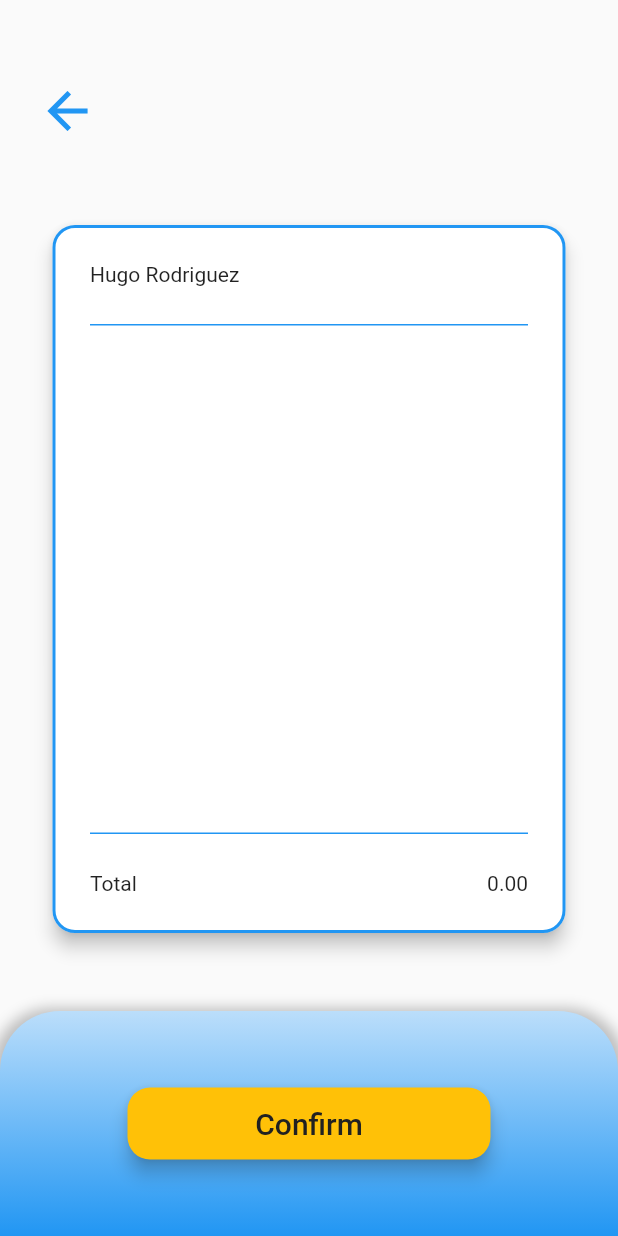
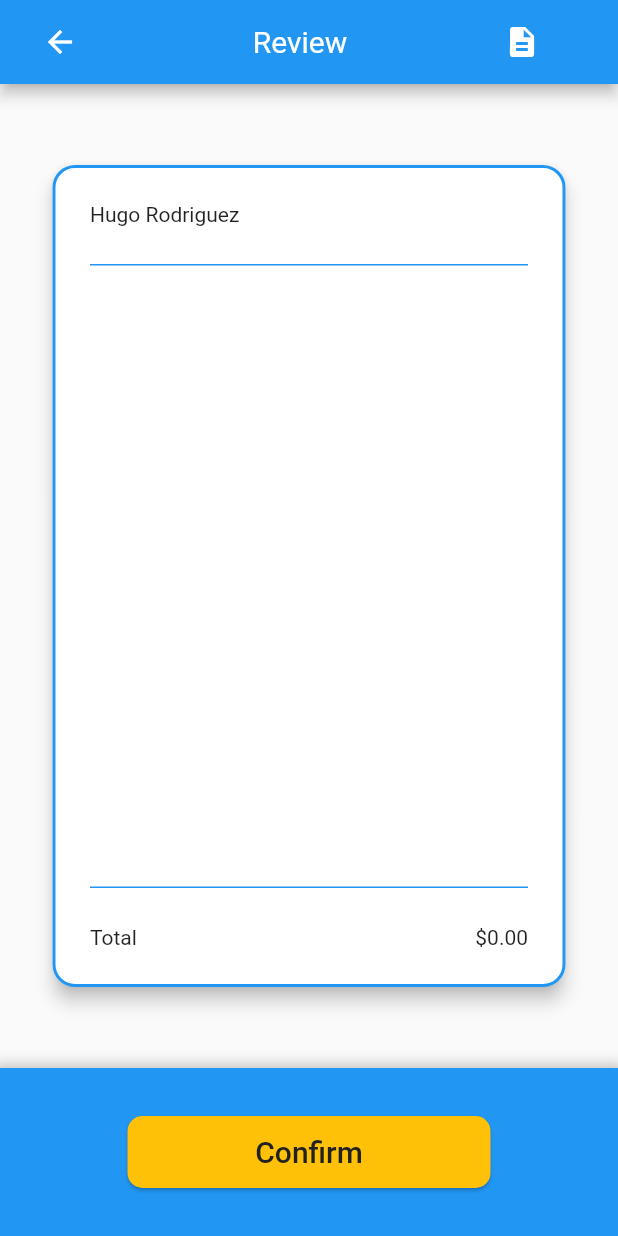
Before and after one commit to hugorodro/Handy-man-flutter-app, a Flutter app: the ConfirmationScreen screen opened directly with empty values, on a phone screen of 412 x 824 dp. Run offline on Flutter 3.47's test engine with Material 2 defaults, Android fonts, the phone set to English and light mode, and no system bars; network calls fail; project files that could hold a hidden picture were left out.

Commit message:
UI version 2

```diff
--- /dev/null
+++ b/lunacon_app/lib/data/cart_module.dart
@@ -0,0 +1,52 @@
+import 'package:lunacon_app/models/Product_Order.dart';
+import 'package:lunacon_app/models/product.dart';
+import 'package:lunacon_app/data/network.dart';
+import 'package:lunacon_app/main.dart';
+
+List<ProductOrder> _cart = [];
+
+void addToCart(Product value) {
+  ProductOrder aPO = ProductOrder(value);
+  _cart.add(aPO);
+  print(_cart);
+}
+
+void removeFromCart(Product value) {
+  for (int i = 0; i < _cart.length; i++) {
+    if (_cart[i].myProduct == value) {
+      _cart.remove(_cart[i]);
+    }
+  }
+  print(_cart);
+}
+
+ProductOrder getPO(int index) {
+  return _cart[index];
+}
+
+Product getProduct(int index) {
+  return _cart[index].myProduct;
+}
+
+void clearCart() {
+  _cart.clear();
+}
+
+int cartSize() {
+  return _cart.length;
+}
+
+double cartCost() {
+  double sum = 0;
+  for (int i = 0; i < _cart.length; i++) {
+    sum += _cart[i].getCost();
+  }
+  return sum;
+}
+
+void sendOrders(int aJS) {
+    for (var i = 0; i < _cart.length; i++) {
+      createOrder(_cart[i].myProduct.id, _cart[i].myQuantity, aJS, authToken.id);
+    }
+    _cart.clear();
+  }
--- a/lunacon_app/lib/main.dart
+++ b/lunacon_app/lib/main.dart
@@ -1,18 +1,7 @@
 import 'package:flutter/material.dart';
-import 'package:lunacon_app/screens/homeScreen.dart';
-import 'screens/osScreen.dart';
-import 'screens/welcomeScreen.dart';
-import 'screens/authScreen.dart';
-import 'screens/cartScreen.dart';
 import 'package:lunacon_app/models/token.dart';
+import 'routes.dart';
 
-final routes = {
-  '/welcome': (BuildContext context) => WelcomeScreen(),
-  '/home': (BuildContext context) => HomeScreen(),
-  '/supply': (BuildContext context) => OfficeSupplyScreen(),
-  '/auth': (BuildContext context) => AuthScreen(),
-  '/cart': (BuildContext context) => CartScreen(),
-};
 
 void main() {
   runApp(MyApp());
@@ -33,7 +22,7 @@ class MyApp extends StatelessWidget {
       child: MaterialApp(
         title: 'Lunacon App',
         routes: routes,
-        initialRoute: '/welcome',
+        initialRoute: '/login',
       ),
     );
   }
--- a/lunacon_app/lib/models/order.dart
+++ b/lunacon_app/lib/models/order.dart
@@ -26,5 +26,4 @@ class Order {
       product : json['product'],
       jobSite : json['jobSite'],
    );}
-
 }
--- a/lunacon_app/lib/routes.dart
+++ b/lunacon_app/lib/routes.dart
@@ -2,11 +2,14 @@ import 'package:flutter/material.dart';
 import 'package:lunacon_app/screens/cartScreen.dart';
 import 'screens/homeScreen.dart';
 import 'screens/osScreen.dart';
-import 'screens/welcomeScreen.dart';
+import 'screens/authScreen.dart';
+// import 'screens/welcomeScreen.dart';
 
 final routes = {
-  '/welcome': (BuildContext context) => new WelcomeScreen(),
+  // '/welcome': (BuildContext context) => new WelcomeScreen(),
+  '/login': (BuildContext context) => new AuthScreen(),
   '/home': (BuildContext context) => new HomeScreen(),
-  '/equipment': (BuildContext context) => new CartScreen(),
+  '/cart': (BuildContext context) => new CartScreen(),
   '/supply': (BuildContext context) => new OfficeSupplyScreen(),
+
 };
--- a/lunacon_app/lib/screens/confirmationScreen.dart
+++ b/lunacon_app/lib/screens/confirmationScreen.dart
@@ -1,15 +1,11 @@
 import 'package:flutter/material.dart';
-import 'package:lunacon_app/main.dart';
 import 'package:lunacon_app/models/jobsite.dart';
-import 'package:lunacon_app/models/product.dart';
-import 'package:lunacon_app/network.dart';
+import 'package:lunacon_app/data/cart_module.dart';
 
 class ConfirmationScreen extends StatefulWidget {
   final JobSite aJS;
-  final List<Product> receiptProducts;
-  final List<int> receiptQuantities;
 
-  ConfirmationScreen({this.aJS, this.receiptQuantities, this.receiptProducts});
+  ConfirmationScreen({this.aJS});
 
   @override
   _ConfirmationScreenState createState() => _ConfirmationScreenState();
@@ -21,30 +17,63 @@ class _ConfirmationScreenState extends State<ConfirmationScreen> {
   @override
   Widget build(BuildContext context) {
     return Scaffold(
-      // backgroundColor: Colors.blue[50],
-      body: Center(
-        child: Column(
+      appBar: AppBar(
+        automaticallyImplyLeading: false,
+        backgroundColor: Colors.blue,
+        centerTitle: true,
+        title: Row(
+          children: <Widget>[
+            Container(
+              alignment: Alignment.centerLeft,
+              child: IconButton(
+                icon: Icon(Icons.arrow_back, color: Colors.white),
+                onPressed: () {
+                  Navigator.pop(context);
+                },
+              ),
+            ),
+            Expanded(
+              child: Container(),
+              flex: 1,
+            ),
+            Container(
+              width: 200,
+              child: TextField(
+                textAlign: TextAlign.center,
+                style: TextStyle(
+                  fontSize: 20,
+                  color: Colors.white,
+                ),
+                decoration: InputDecoration(
+                    border: InputBorder.none,
+                    hintText: 'Review',
+                    hintStyle: TextStyle(
+                      color: Colors.white,
+                    )),
+              ),
+            ),
+            Expanded(
+              child: Container(),
+              flex: 1,
+            ),
+            Icon(
+              Icons.description,
+              color: Colors.white,
+            ),
+            Expanded(
+              child: Container(),
+              flex: 1,
+            ),
+          ],
+        ),
+      ),
+      body: Column(
         children: <Widget>[
           SizedBox(
             height: 50,
           ),
-            Container(
-              alignment: Alignment.centerLeft,
-              child: IconButton(
-                color: Colors.blue,
-                iconSize: 40,
-                padding: EdgeInsets.fromLTRB(25, 0, 0, 0),
-                icon: Icon(
-                  Icons.arrow_back,
-                ),
-                onPressed: () {
-                  Navigator.pop(context, '/home');
-                },
-              ),
-            ),
-            Expanded(flex: 1, child: Container()),
           Expanded(
-              flex: 10,
+            flex: 1,
             child: Container(
               width: 350,
               height: 500,
@@ -95,9 +124,9 @@ class _ConfirmationScreenState extends State<ConfirmationScreen> {
                           ),
                           Container(
                               alignment: Alignment.centerRight,
-                                child: Text(addCosttoTotal(
-                                    widget.receiptQuantities,
-                                    widget.receiptProducts))),
+                              child: Text(
+                                (r"$" + cartCost().toStringAsFixed(2)),
+                              ))
                         ],
                       ),
                     ],
@@ -106,15 +135,13 @@ class _ConfirmationScreenState extends State<ConfirmationScreen> {
               ),
             ),
           ),
-            Expanded(flex: 1, child: Container()),
+          SizedBox(
+            height: 50,
+          ),
           Container(
-              height: 150.0,
+            height: 2 * AppBar().preferredSize.height,
             decoration: BoxDecoration(
               color: Colors.blue,
-                  gradient: LinearGradient(
-                    begin: Alignment.bottomCenter,
-                    end: Alignment.topCenter,
-                    colors: [Colors.blue, Colors.blue[100]]),
               boxShadow: [
                 BoxShadow(
                   color: Colors.grey.withOpacity(0.65),
@@ -123,57 +150,47 @@ class _ConfirmationScreenState extends State<ConfirmationScreen> {
                   offset: Offset(0, 3), // changes position of shadow
                 ),
               ],
-                  borderRadius: BorderRadius.only(
-                    topLeft: const Radius.circular(40.0),
-                    topRight: const Radius.circular(40.0),
-                  )),
+            ),
             child: Center(
               child: Container(
                 width: 250,
                 child: Card(
-                      elevation: 5,
                   color: Colors.amber,
                   shape: RoundedRectangleBorder(
-                        borderRadius: BorderRadius.circular(15),
+                    borderRadius: BorderRadius.circular(10),
                   ),
                   child: FlatButton(
                     child: Text('Confirm',
-                            style: TextStyle(
-                                color: Colors.grey[900], fontSize: 20)),
+                        style:
+                            TextStyle(color: Colors.grey[900], fontSize: 20)),
                     onPressed: () {
-                          sendOrders(widget.receiptQuantities,
-                              widget.receiptProducts, widget.aJS.id);
-                          print('what');
+                      sendOrders(widget.aJS.id);
                       Navigator.pushNamed(context, '/home');
-                          widget.receiptProducts.clear();
-                          widget.receiptQuantities.clear();
                     },
                   ),
-                    )),
                 ),
-            )
+              ),
+            ),
+          ),
         ],
-        ),
       ),
     );
   }
 
   Widget _myReceipt(BuildContext context) {
     return ListView.builder(
-      itemCount: widget.receiptProducts.length,
+      itemCount: cartSize(),
       itemBuilder: (context, index) {
         return Column(
           children: <Widget>[
             ListTile(
-              title: Text(widget.receiptProducts[index].name),
+              title: Text(getPO(index).myProduct.name),
               subtitle: Text(
-                widget.receiptProducts[index].price +
+                getProduct(index).price +
                     ' x ' +
-                    widget.receiptQuantities[index].toString(),
+                    getPO(index).myQuantity.toString(),
               ),
-              trailing: Text(calcSingleCost(widget.receiptQuantities[index],
-                      double.parse(widget.receiptProducts[index].price))
-                  .toString()),
+              trailing: Text(getPO(index).getCost().toString()),
             ),
           ],
         );
@@ -181,23 +198,9 @@ class _ConfirmationScreenState extends State<ConfirmationScreen> {
     );
   }
 
-  addCosttoTotal(List<int> aQuantityList, List<Product> aProductList) {
-    for (var i = 0; i < aQuantityList.length; i++) {
-      total = total +
-          calcSingleCost(aQuantityList[i], double.parse(aProductList[i].price));
-    }
-    return total.toStringAsFixed(2);
-  }
-
   calcSingleCost(int quantity, double price) {
     double cost = 0;
     cost = quantity * price;
     return cost;
   }
-
-  sendOrders(aQuantityList, aProductList, aJS) {
-    for (var i = 0; i < aQuantityList.length; i++) {
-      createOrder(aProductList[i].id, aQuantityList[i], aJS, authToken.id);
 }
-  }
-}
```
Also changed, not shown: lunacon_app/lib/models/product_order.dart (added, +22 -0 lines), lunacon_app/lib/screens/authScreen.dart (+10 -22 lines), lunacon_app/lib/screens/cartScreen.dart (+121 -84 lines), lunacon_app/lib/screens/homeScreen.dart (+28 -25 lines), lunacon_app/lib/screens/osScreen.dart (+27 -24 lines), lunacon_app/lib/screens/welcomeScreen.dart (+32 -32 lines), lunacon_app/lib/data/network.dart (renamed from lunacon_app/lib/network.dart). Lines whose indentation alone changed are shown as unchanged.
